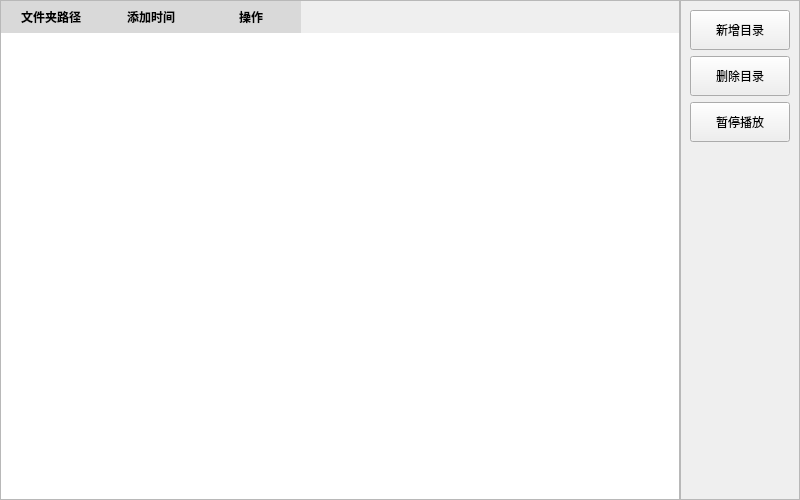
Before: the Qt Designer form wallpaper/pyside6_GUI/sub_ui/wallpaper/ui/wallpaper_ui.ui in YUN-LJ/FrameFlow, drawn with Qt 5.
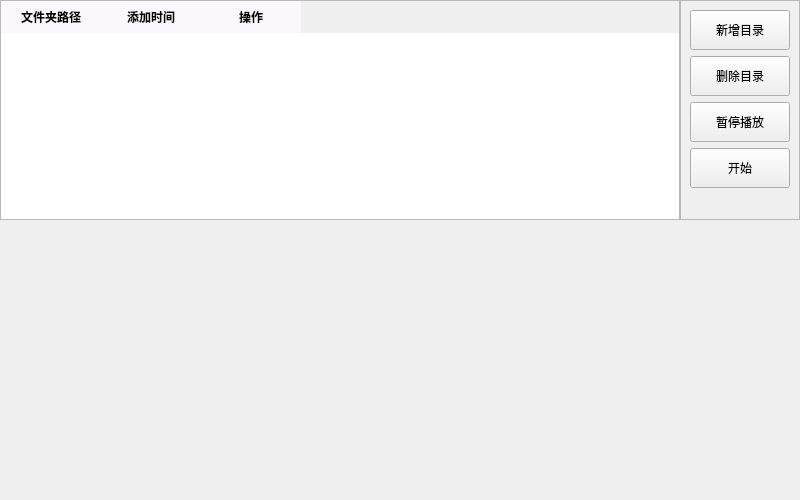
After: the same form once the commit is applied. Custom widgets are drawn as their Qt base class.

What changed in the file:
```diff
--- a/wallpaper/pyside6_GUI/sub_ui/wallpaper/ui/wallpaper_ui.ui
+++ b/wallpaper/pyside6_GUI/sub_ui/wallpaper/ui/wallpaper_ui.ui
@@ -30,9 +30,17 @@
     <number>0</number>
    </property>
    <item>
-    <layout class="QHBoxLayout" name="horizontalLayout" stretch="6,1">
+    <layout class="QVBoxLayout" name="verticalLayout_3" stretch="7,10">
+     <item>
+      <layout class="QHBoxLayout" name="horizontalLayout_2">
      <item>
       <widget class="TableWidget" name="tableWidget_dirs_path">
+         <property name="minimumSize">
+          <size>
+           <width>0</width>
+           <height>80</height>
+          </size>
+         </property>
        <property name="styleSheet">
         <string notr="true">QTableWidget {
     gridline-color: #eee;
@@ -43,7 +51,7 @@
     font-size: 12px; /* 可选：设置字体大小 */
 }
 QHeaderView::section {
-	background-color: rgb(217, 217, 217);
+	background-color: rgb(250,248,252);
 	color: black;
 	font-weight:bold;
 	border: none;
@@ -75,6 +83,12 @@
          <height>0</height>
         </size>
        </property>
+         <property name="maximumSize">
+          <size>
+           <width>120</width>
+           <height>16777215</height>
+          </size>
+         </property>
        <property name="widgetResizable">
         <bool>true</bool>
        </property>
@@ -83,8 +97,8 @@
          <rect>
           <x>0</x>
           <y>0</y>
-          <width>118</width>
-          <height>496</height>
+            <width>106</width>
+            <height>202</height>
          </rect>
         </property>
         <layout class="QVBoxLayout" name="verticalLayout_2">
@@ -127,6 +141,19 @@
            </property>
           </widget>
          </item>
+           <item>
+            <widget class="PrimaryPushButton" name="pushButton_start">
+             <property name="minimumSize">
+              <size>
+               <width>0</width>
+               <height>40</height>
+              </size>
+             </property>
+             <property name="text">
+              <string>开始</string>
+             </property>
+            </widget>
+           </item>
          <item>
           <spacer name="verticalSpacer">
            <property name="orientation">
@@ -143,6 +170,57 @@
         </layout>
        </widget>
       </widget>
+       </item>
+      </layout>
+     </item>
+     <item>
+      <layout class="QHBoxLayout" name="horizontalLayout">
+       <item>
+        <spacer name="horizontalSpacer">
+         <property name="orientation">
+          <enum>Qt::Orientation::Horizontal</enum>
+         </property>
+         <property name="sizeHint" stdset="0">
+          <size>
+           <width>40</width>
+           <height>20</height>
+          </size>
+         </property>
+        </spacer>
+       </item>
+       <item>
+        <widget class="QLabel" name="label_image">
+         <property name="minimumSize">
+          <size>
+           <width>500</width>
+           <height>280</height>
+          </size>
+         </property>
+         <property name="maximumSize">
+          <size>
+           <width>500</width>
+           <height>280</height>
+          </size>
+         </property>
+         <property name="text">
+          <string/>
+         </property>
+        </widget>
+       </item>
+       <item>
+        <spacer name="horizontalSpacer_2">
+         <property name="orientation">
+          <enum>Qt::Orientation::Horizontal</enum>
+         </property>
+         <property name="sizeHint" stdset="0">
+          <size>
+           <width>40</width>
+           <height>20</height>
+          </size>
+         </property>
+        </spacer>
+       </item>
+      </layout>
      </item>
     </layout>
    </item>
```
Lines whose indentation alone changed are shown as unchanged.
